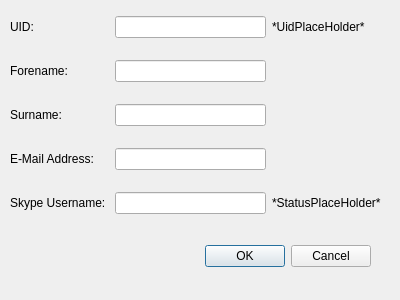
Above: contacteditor.ui from vmlemon/SocialClient before the change. Below: the same form after it.
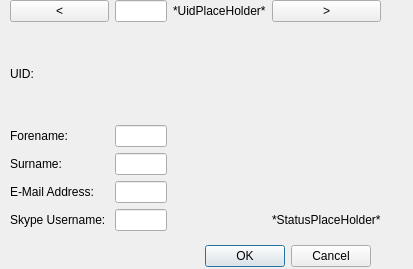
That is the form after the change.

Commit message: Experimental contact editor UI tweaks

```diff
--- a/contacteditor.ui
+++ b/contacteditor.ui
@@ -6,8 +6,8 @@
    <rect>
     <x>0</x>
     <y>0</y>
-    <width>400</width>
-    <height>300</height>
+    <width>413</width>
+    <height>269</height>
    </rect>
   </property>
   <property name="windowTitle">
@@ -39,77 +39,91 @@
     </rect>
    </property>
    <layout class="QGridLayout" name="gridLayout">
-    <item row="0" column="1">
-     <widget class="QLineEdit" name="UidField">
-      <property name="inputMask">
-       <string/>
-      </property>
-      <property name="maxLength">
-       <number>32767</number>
-      </property>
-     </widget>
-    </item>
-    <item row="0" column="0">
+    <item row="1" column="0">
      <widget class="QLabel" name="UidLabel">
       <property name="text">
        <string>UID: </string>
       </property>
      </widget>
     </item>
-    <item row="0" column="2">
-     <widget class="QLabel" name="UidCount">
-      <property name="text">
-       <string>*UidPlaceHolder*</string>
-      </property>
-     </widget>
-    </item>
-    <item row="1" column="1">
+    <item row="2" column="1">
      <widget class="QLineEdit" name="ForenameField"/>
     </item>
-    <item row="1" column="0">
+    <item row="2" column="0">
      <widget class="QLabel" name="ForenameLabel">
       <property name="text">
        <string>Forename: </string>
       </property>
      </widget>
     </item>
-    <item row="3" column="0">
+    <item row="4" column="0">
      <widget class="QLabel" name="SurnameLabel">
       <property name="text">
        <string>Surname: </string>
       </property>
      </widget>
     </item>
-    <item row="3" column="1">
+    <item row="4" column="1">
      <widget class="QLineEdit" name="SurnameField"/>
     </item>
-    <item row="4" column="0">
+    <item row="5" column="0">
      <widget class="QLabel" name="EMailLabel">
       <property name="text">
        <string>E-Mail Address: </string>
       </property>
      </widget>
     </item>
-    <item row="4" column="1">
+    <item row="5" column="1">
      <widget class="QLineEdit" name="EMailField"/>
     </item>
-    <item row="5" column="0">
+    <item row="6" column="0">
      <widget class="QLabel" name="SkypeUsernameLabel">
       <property name="text">
        <string>Skype Username: </string>
       </property>
      </widget>
     </item>
-    <item row="5" column="1">
+    <item row="6" column="1">
      <widget class="QLineEdit" name="SkypeUsernameField"/>
     </item>
-    <item row="5" column="2">
+    <item row="6" column="3">
      <widget class="QLabel" name="SkypeStatusLabel">
       <property name="text">
        <string>*StatusPlaceHolder*</string>
       </property>
      </widget>
     </item>
+    <item row="0" column="3">
+     <widget class="QPushButton" name="NextButton">
+      <property name="text">
+       <string>&gt;</string>
+      </property>
+     </widget>
+    </item>
+    <item row="0" column="0">
+     <widget class="QPushButton" name="PreviousButton">
+      <property name="text">
+       <string>&lt;</string>
+      </property>
+     </widget>
+    </item>
+    <item row="0" column="1">
+     <widget class="QLineEdit" name="UidField">
+      <property name="inputMask">
+       <string/>
+      </property>
+      <property name="maxLength">
+       <number>32767</number>
+      </property>
+     </widget>
+    </item>
+    <item row="0" column="2">
+     <widget class="QLabel" name="UidCount">
+      <property name="text">
+       <string>*UidPlaceHolder*</string>
+      </property>
+     </widget>
+    </item>
    </layout>
   </widget>
  </widget>
```
The commit also changes 2 other files.
